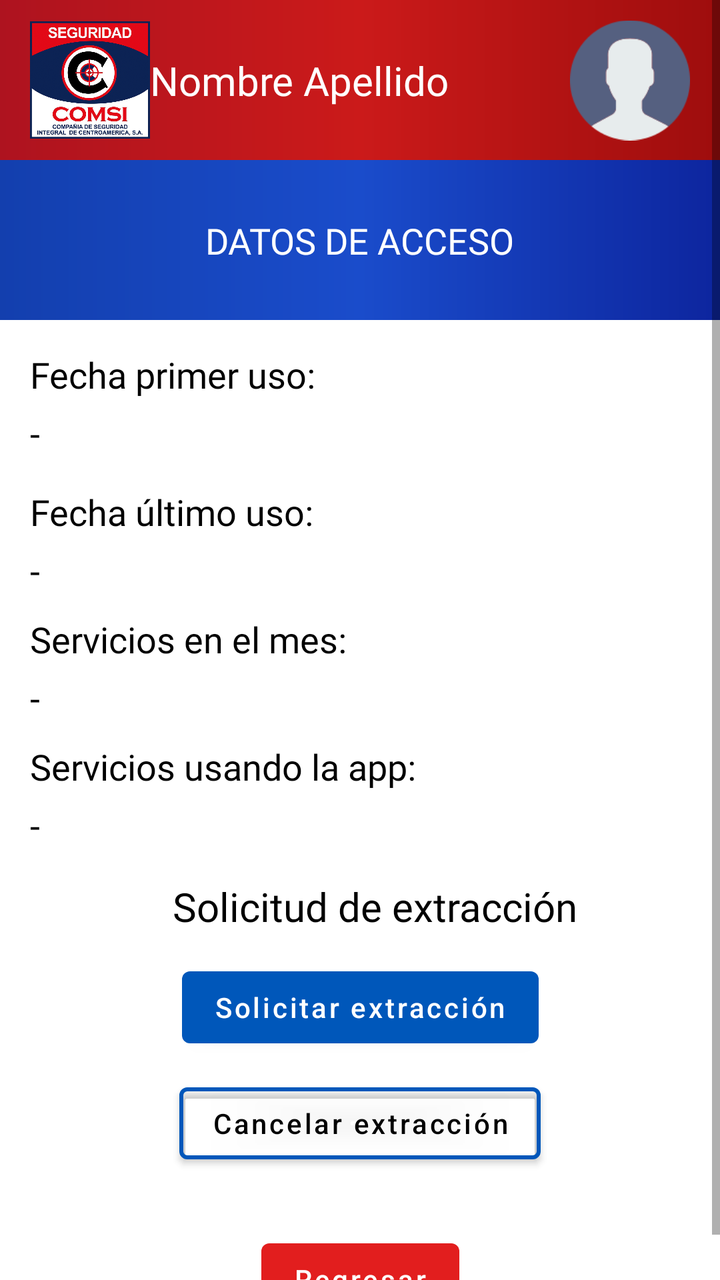
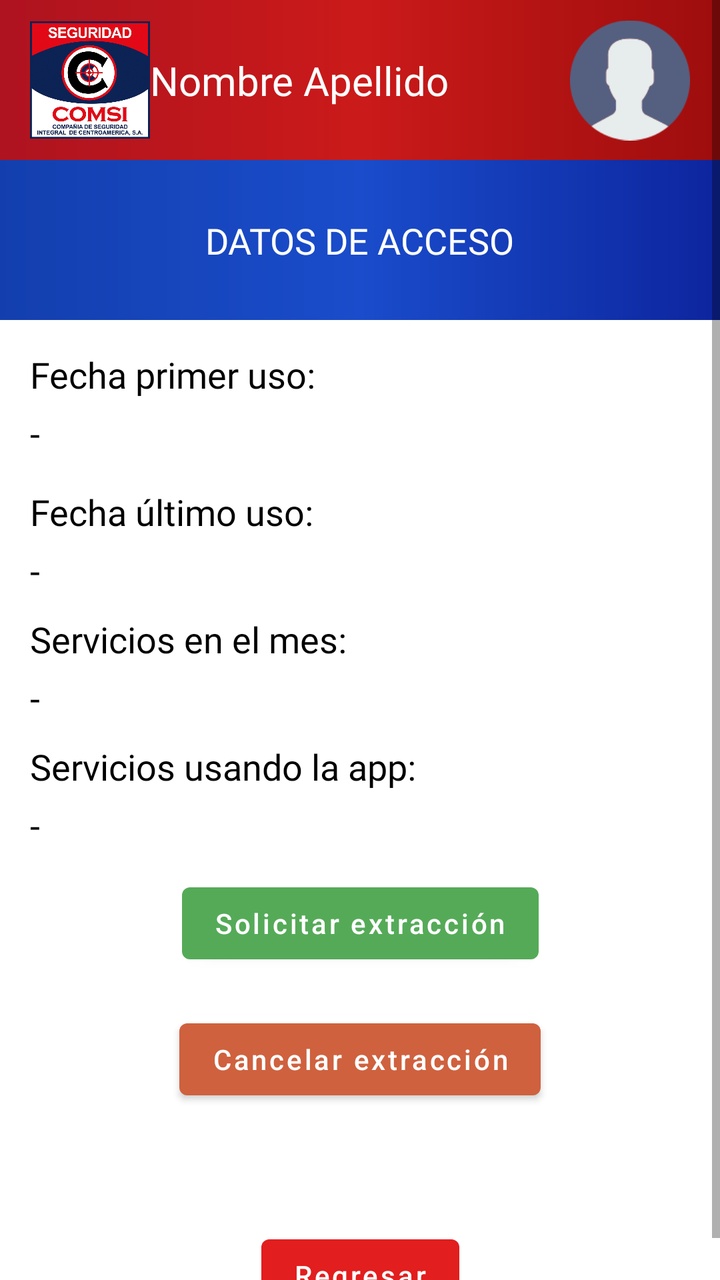

Screens rendered from an Android XML layout before and after an edit, with the pre-edit source and the edit as a unified diff.
<!-- AndroidManifest.xml: application theme Theme.MaterialComponents.Light.NoActionBar -->
<!-- res/layout/activity_info.xml -->
<?xml version="1.0" encoding="utf-8"?>
<ScrollView xmlns:android="http://schemas.android.com/apk/res/android"
    xmlns:app="http://schemas.android.com/apk/res-auto"
    xmlns:tools="http://schemas.android.com/tools"
    android:layout_width="match_parent"
    android:layout_height="match_parent"
    tools:context=".InfoActivity">

    <androidx.constraintlayout.widget.ConstraintLayout
        android:id="@+id/constraintInfo"
        android:layout_width="match_parent"
        android:layout_height="wrap_content"
        >

    <View
        android:id="@+id/vwMarco"
        android:layout_width="match_parent"
        android:layout_height="80dp"
        app:layout_constraintStart_toStartOf="parent"
        app:layout_constraintTop_toTopOf="parent"
        app:layout_constraintEnd_toEndOf="parent"
        android:background="@drawable/bg_color" />

    <TextView
        android:id="@+id/tvNombreCustodio"
        android:layout_width="0dp"
        android:layout_height="wrap_content"
        android:text="Nombre Apellido"
        android:textColor="@color/white"
        android:textSize="20sp"
        android:layout_marginEnd="@dimen/margin_15dp"
        android:fontFamily="@font/robotomedium"
        android:autoSizeTextType="uniform"
        android:autoSizeMinTextSize="10sp"
        android:autoSizeMaxTextSize="20sp"
        android:autoSizeStepGranularity="2sp"
        app:layout_constraintStart_toEndOf="@id/ivLogo"
        app:layout_constraintTop_toTopOf="parent"
        app:layout_constraintBottom_toBottomOf="@id/vwMarco"
        app:layout_constraintEnd_toStartOf="@id/ivUserPhotoApp"
        />

    <ImageView
        android:id="@+id/ivUserPhotoApp"
        android:layout_width="60dp"
        android:layout_height="wrap_content"
        android:src="@drawable/usuario"
        android:layout_marginEnd="@dimen/margin_15dp"
        app:layout_constraintTop_toTopOf="parent"
        app:layout_constraintEnd_toEndOf="parent"
        app:layout_constraintBottom_toBottomOf="@id/vwMarco"
        />

    <ImageView
        android:id="@+id/ivLogo"
        android:layout_width="60dp"
        android:layout_height="60dp"
        android:src="@drawable/logo_comsi"
        android:layout_marginLeft="@dimen/margin_15dp"
        app:layout_constraintStart_toStartOf="parent"
        app:layout_constraintTop_toTopOf="@id/ivUserPhotoApp"
        app:layout_constraintBottom_toBottomOf="@id/ivUserPhotoApp"
        />

    <View
        android:id="@+id/vwDatosAcceso"
        android:layout_width="match_parent"
        android:layout_height="80dp"
        app:layout_constraintStart_toStartOf="parent"
        app:layout_constraintEnd_toEndOf="parent"
        app:layout_constraintTop_toBottomOf="@id/vwMarco"
        android:background="@drawable/bg_color_blue" />

    <TextView
        android:id="@+id/tvDatosAccesoTitulo"
        android:layout_width="wrap_content"
        android:layout_height="wrap_content"
        android:text="DATOS DE ACCESO"
        android:textColor="@color/white"
        android:fontFamily="@font/robotomedium"
        android:textSize="18sp"
        app:layout_constraintTop_toTopOf="@id/vwDatosAcceso"
        app:layout_constraintStart_toStartOf="parent"
        app:layout_constraintEnd_toEndOf="parent"
        app:layout_constraintBottom_toBottomOf="@id/vwDatosAcceso"

        />

    <TextView
        android:id="@+id/tvPrimerUso"
        android:layout_width="wrap_content"
        android:layout_height="wrap_content"
        android:text="Fecha primer uso:"
        android:textColor="@color/black"
        android:fontFamily="@font/robotomedium"
        android:textSize="18sp"
        android:layout_marginTop="15dp"
        app:layout_constraintTop_toBottomOf="@id/vwDatosAcceso"
        app:layout_constraintStart_toStartOf="@id/ivLogo"

        />

    <TextView
        android:id="@+id/tvInfoPrimerUso"
        android:layout_width="wrap_content"
        android:layout_height="wrap_content"
        android:text="-"
        android:textColor="@color/black"
        android:textSize="18sp"
        android:layout_marginTop="5dp"
        app:layout_constraintTop_toBottomOf="@id/tvPrimerUso"
        app:layout_constraintStart_toStartOf="@id/tvPrimerUso"
        />

    <TextView
        android:id="@+id/tvUltimoUso"
        android:layout_width="wrap_content"
        android:layout_height="wrap_content"
        android:text="Fecha último uso:"
        android:textColor="@color/black"
        android:fontFamily="@font/robotomedium"
        app:layout_goneMarginTop="@dimen/margin_10dp"
        android:textSize="18sp"
        android:layout_marginTop="15dp"
        app:layout_constraintTop_toBottomOf="@id/tvInfoPrimerUso"
        app:layout_constraintStart_toStartOf="@id/ivLogo"

        />

    <TextView
        android:id="@+id/tvInfoUltimoUso"
        android:layout_width="wrap_content"
        android:layout_height="wrap_content"
        android:text="-"
        android:textColor="@color/black"
        android:textSize="18sp"
        android:layout_marginTop="5dp"
        app:layout_constraintTop_toBottomOf="@id/tvUltimoUso"
        app:layout_constraintStart_toStartOf="@id/tvUltimoUso"
        />

    <TextView
        android:id="@+id/tvTotalUsos"
        android:layout_width="wrap_content"
        android:layout_height="wrap_content"
        android:text="Servicios en el mes:"
        android:textColor="@color/black"
        android:fontFamily="@font/robotomedium"
        android:textSize="18sp"
        android:layout_marginTop="10dp"
        app:layout_constraintTop_toBottomOf="@id/tvInfoUltimoUso"
        app:layout_constraintStart_toStartOf="@id/ivLogo"

        />

    <TextView
        android:id="@+id/tvInfoTotalUsos"
        android:layout_width="wrap_content"
        android:layout_height="wrap_content"
        android:text="-"
        android:textColor="@color/black"
        android:textSize="18sp"
        android:layout_marginTop="5dp"
        app:layout_constraintTop_toBottomOf="@id/tvTotalUsos"
        app:layout_constraintStart_toStartOf="@id/tvTotalUsos"
        />

    <TextView
        android:id="@+id/tvTotalUsosMes"
        android:layout_width="wrap_content"
        android:layout_height="wrap_content"
        android:text="Servicios usando la app:"
        android:textColor="@color/black"
        android:fontFamily="@font/robotomedium"
        android:textSize="18sp"
        android:layout_marginTop="10dp"
        app:layout_constraintTop_toBottomOf="@id/tvInfoTotalUsos"
        app:layout_constraintStart_toStartOf="@id/ivLogo"

        />

    <TextView
        android:id="@+id/tvInfoTotalUsosMes"
        android:layout_width="wrap_content"
        android:layout_height="wrap_content"
        android:text="-"
        android:textColor="@color/black"
        android:textSize="18sp"
        android:layout_marginTop="5dp"
        app:layout_constraintTop_toBottomOf="@id/tvTotalUsosMes"
        app:layout_constraintStart_toStartOf="@id/tvTotalUsosMes"

        />


    <TextView
        android:id="@+id/tvExtraccion"
        android:layout_width="wrap_content"
        android:layout_height="wrap_content"
        android:text="Solicitud de extracción"
        android:textColor="@color/black"
        android:fontFamily="@font/robotomedium"
        android:textSize="20sp"
        android:layout_marginTop="15dp"
        android:layout_marginBottom="@dimen/margin_10dp"
        app:layout_constraintTop_toBottomOf="@id/tvInfoTotalUsosMes"
        app:layout_constraintStart_toStartOf="@id/ivLogo"
        app:layout_constraintEnd_toEndOf="parent"
        />

        <com.google.android.material.button.MaterialButton
            android:id="@+id/btnReqExtraccion"
            android:layout_width="wrap_content"
            android:layout_height="wrap_content"
            android:text="Solicitar extracción"
            android:textAllCaps="false"
            app:backgroundTint="@color/link_color"
            android:layout_marginTop="@dimen/margin_10dp"
            app:layout_constraintEnd_toEndOf="parent"
            app:layout_constraintStart_toStartOf="parent"
            app:layout_constraintTop_toBottomOf="@+id/tvExtraccion" />

        <com.google.android.material.button.MaterialButton
            android:id="@+id/btnCancelExtraccion"
            android:layout_width="wrap_content"
            android:layout_height="wrap_content"
            android:text="Cancelar extracción"
            android:textAllCaps="false"
            android:textColor="@color/black"
            app:backgroundTint="@android:color/transparent"
            app:strokeColor="@color/link_color"
            app:strokeWidth="2dp"
            android:layout_marginTop="10dp"
            app:layout_constraintEnd_toEndOf="parent"
            app:layout_constraintStart_toStartOf="parent"
            app:layout_constraintTop_toBottomOf="@+id/btnReqExtraccion" />



    <com.google.android.material.button.MaterialButton
        android:id="@+id/btnRegresar"
        android:layout_width="wrap_content"
        android:layout_height="wrap_content"
        android:text="Regresar"
        android:textAllCaps="false"
        app:backgroundTint="@color/rojo_basico1"
        android:layout_marginTop="30dp"
        app:layout_constraintBottom_toBottomOf="parent"
        app:layout_constraintEnd_toEndOf="parent"
        app:layout_constraintStart_toStartOf="parent"
        app:layout_constraintTop_toBottomOf="@+id/btnCancelExtraccion" />

    </androidx.constraintlayout.widget.ConstraintLayout>
</ScrollView>
<!-- resources referenced by this layout -->
<resources>
  <color name="black">#FF000000</color>
  <color name="link_color">#0057BA</color>
  <color name="rojo_basico1">#E21E1E</color>
  <color name="white">#FFFFFFFF</color>
  <dimen name="margin_10dp">13dp</dimen>
  <dimen name="margin_15dp">15dp</dimen>
  <!-- drawable bg_color (drawable) -->
  <?xml version="1.0" encoding="utf-8"?>
  <shape xmlns:android="http://schemas.android.com/apk/res/android">
  
      <gradient
          android:angle="180"
          android:centerColor="#CB1A1A"
          android:endColor="#AE131F"
          android:startColor="#9E0D0D"
          />
  
  </shape>
  <!-- drawable bg_color_blue (drawable-v24) -->
  <?xml version="1.0" encoding="utf-8"?>
  <shape xmlns:android="http://schemas.android.com/apk/res/android">
  
      <gradient
          android:angle="180"
          android:centerColor="#1A4CCB"
          android:endColor="#133FAE"
          android:startColor="#0D259E"
          />
  
  </shape>
  <!-- drawable logo_comsi: png bitmap (drawable, 538482 bytes) -->
  <!-- drawable usuario: png bitmap (drawable, 4619 bytes) -->
</resources>

<!-- the commit's change to res/layout/activity_info.xml (unified diff, before → after) -->
@@ -192,33 +192,17 @@
 
         />
 
-
-    <TextView
-        android:id="@+id/tvExtraccion"
-        android:layout_width="wrap_content"
-        android:layout_height="wrap_content"
-        android:text="Solicitud de extracción"
-        android:textColor="@color/black"
-        android:fontFamily="@font/robotomedium"
-        android:textSize="20sp"
-        android:layout_marginTop="15dp"
-        android:layout_marginBottom="@dimen/margin_10dp"
-        app:layout_constraintTop_toBottomOf="@id/tvInfoTotalUsosMes"
-        app:layout_constraintStart_toStartOf="@id/ivLogo"
-        app:layout_constraintEnd_toEndOf="parent"
-        />
-
         <com.google.android.material.button.MaterialButton
             android:id="@+id/btnReqExtraccion"
             android:layout_width="wrap_content"
             android:layout_height="wrap_content"
             android:text="Solicitar extracción"
             android:textAllCaps="false"
-            app:backgroundTint="@color/link_color"
+            app:backgroundTint="@color/green"
             android:layout_marginTop="@dimen/margin_10dp"
             app:layout_constraintEnd_toEndOf="parent"
             app:layout_constraintStart_toStartOf="parent"
-            app:layout_constraintTop_toBottomOf="@+id/tvExtraccion" />
+            app:layout_constraintTop_toBottomOf="@+id/tvInfoTotalUsosMes" />
 
         <com.google.android.material.button.MaterialButton
             android:id="@+id/btnCancelExtraccion"
@@ -226,11 +210,8 @@
             android:layout_height="wrap_content"
             android:text="Cancelar extracción"
             android:textAllCaps="false"
-            android:textColor="@color/black"
-            app:backgroundTint="@android:color/transparent"
-            app:strokeColor="@color/link_color"
-            app:strokeWidth="2dp"
-            android:layout_marginTop="10dp"
+            app:backgroundTint="@color/orange"
+            android:layout_marginTop="20dp"
             app:layout_constraintEnd_toEndOf="parent"
             app:layout_constraintStart_toStartOf="parent"
             app:layout_constraintTop_toBottomOf="@+id/btnReqExtraccion" />
@@ -244,7 +225,7 @@
         android:text="Regresar"
         android:textAllCaps="false"
         app:backgroundTint="@color/rojo_basico1"
-        android:layout_marginTop="30dp"
+        android:layout_marginTop="60dp"
         app:layout_constraintBottom_toBottomOf="parent"
         app:layout_constraintEnd_toEndOf="parent"
         app:layout_constraintStart_toStartOf="parent"
<!-- resource entries referenced after the edit -->
@@ -1,7 +1,8 @@
 <!-- resources referenced by this layout -->
 <resources>
   <color name="black">#FF000000</color>
-  <color name="link_color">#0057BA</color>
+  <color name="green">#55AA58</color>
+  <color name="orange">#CF613E</color>
   <color name="rojo_basico1">#E21E1E</color>
   <color name="white">#FFFFFFFF</color>
   <dimen name="margin_10dp">13dp</dimen>
